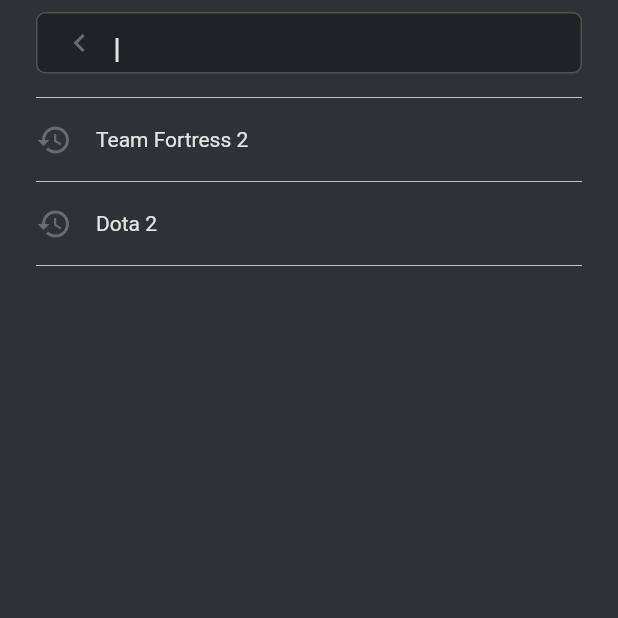
After one commit to mentoster/Companion_flutter_app, a Flutter app: the SearchInputPage screen opened directly, on a phone screen of 412 x 824 dp, the top half of it. The commit adds this screen. Run offline on Flutter 3.47's test engine with Material 2 defaults, Android fonts, the phone set to English and light mode, and no system bars; our stand-ins replace get, get_storage, hive, hive_flutter; missing offline and left inert: dart:ffi, material_tag_editor, story; accounts and stored records are empty.

Commit message:
add search page

```diff
--- a/lib/app/ui/pages/avengers_page/avengers_page.dart
+++ b/lib/app/ui/pages/avengers_page/avengers_page.dart
@@ -1,4 +1,5 @@
 import 'package:companion/app/ui/global_widgets.dart/blur_widget.dart';
+import 'package:companion/app/ui/pages/search_input_page/search_input_page.dart';
 import 'package:companion/app/ui/theme/app_constants.dart';
 import 'package:companion/app/ui/theme/app_text_theme.dart';
 import 'package:flutter/material.dart';
@@ -50,7 +51,10 @@
               const SizedBox(
                 height: defaultPadding,
               ),
-              Container(
+              InkWell(
+                onTap: () => Get.to(() =>  SearchInputPage(),
+                    transition: Transition.noTransition),
+                child: Container(
                   height: 36,
                   width: double.infinity,
                   decoration: BoxDecoration(
@@ -69,9 +73,11 @@
                       Text(
                         "Найти игру...",
                         textAlign: TextAlign.center,
-                      style: TextStyle(fontSize: 14, color: Color(0xff525252)),
+                        style:
+                            TextStyle(fontSize: 14, color: Color(0xff525252)),
                       ),
                     ],
+                  ),
                 ),
               ),
               const SizedBox(
--- a/lib/app/ui/pages/news_page/widgets/story_widget.dart
+++ b/lib/app/ui/pages/news_page/widgets/story_widget.dart
@@ -18,7 +18,7 @@
       child: InkWell(
         borderRadius: BorderRadius.circular(18),
         onTap: () {
-          Get.to(() => StoryPage());
+          Get.to(() => StoryPage(), transition: Transition.zoom);
         },
         child: Container(
           width: 85,
--- /dev/null
+++ b/lib/app/ui/pages/search_input_page/search_input_page.dart
@@ -0,0 +1,62 @@
+import 'package:companion/app/ui/global_widgets.dart/back_button_widget.dart';
+import 'package:companion/app/ui/theme/app_constants.dart';
+import 'package:companion/app/ui/theme/app_theme.dart';
+import 'package:flutter/material.dart';
+import 'package:get/get.dart';
+
+import 'widgets/search_history_widget.dart';
+import 'widgets/search_input_widget.dart';
+
+class SearchInputPage extends StatefulWidget {
+  SearchInputPage({Key? key}) : super(key: key);
+  final _searchController = TextEditingController();
+  @override
+  State<SearchInputPage> createState() => _SearchInputPageState();
+}
+
+class _SearchInputPageState extends State<SearchInputPage> {
+  @override
+  Widget build(BuildContext context) {
+    final theme = Theme.of(context);
+    return Scaffold(
+      backgroundColor: Theme.of(context).colorScheme.surface,
+      body: SafeArea(
+        child: Padding(
+          padding: const EdgeInsets.symmetric(horizontal: screenPadding),
+          child: Column(
+            crossAxisAlignment: CrossAxisAlignment.start,
+            children: [
+              SizedBox(
+                  width: double.infinity,
+                  height: 57,
+                  child: Padding(
+                    padding: const EdgeInsets.symmetric(
+                        vertical: defaultPadding / 2),
+                    child: Container(
+                        decoration: BoxDecoration(
+                            borderRadius: const BorderRadius.all(
+                              Radius.circular(6),
+                            ),
+                            color: Theme.of(context).colorScheme.background,
+                            border: Border.all(color: const Color(0xff525252))),
+                        child: LayoutBuilder(builder:
+                            (BuildContext context, BoxConstraints constraints) {
+                          return SearchInputWidget(
+                            searchController: widget._searchController,
+                            constraints: constraints,
+                          );
+                        })),
+                  )),
+              const Divider(),
+              SearchHistoryWidget(
+                  searchResult: "Team Fortress 2", theme: theme),
+              const Divider(),
+              SearchHistoryWidget(searchResult: "Dota 2", theme: theme),
+              const Divider(),
+            ],
+          ),
+        ),
+      ),
+    );
+  }
+}
--- /dev/null
+++ b/lib/app/ui/pages/search_input_page/widgets/seach_bar_widget.dart
@@ -0,0 +1 @@
+import 'package:flutter/material.dart';
--- /dev/null
+++ b/lib/app/ui/pages/search_input_page/widgets/search_history_widget.dart
@@ -0,0 +1,35 @@
+import 'package:companion/app/ui/theme/app_constants.dart';
+import 'package:flutter/material.dart';
+
+class SearchHistoryWidget extends StatelessWidget {
+  const SearchHistoryWidget({
+    Key? key,
+    required this.searchResult,
+    required this.theme,
+  }) : super(key: key);
+
+  final String searchResult;
+  final ThemeData theme;
+
+  @override
+  Widget build(BuildContext context) {
+    return InkWell(
+      onTap: () => {},
+      child: Padding(
+        padding: const EdgeInsets.symmetric(vertical: defaultPadding / 2),
+        child: Row(
+          children: [
+            const Icon(Icons.history),
+            const SizedBox(
+              width: defaultPadding,
+            ),
+            Text(
+              searchResult,
+              style: TextStyle(color: theme.textTheme.bodyText1!.color),
+            )
+          ],
+        ),
+      ),
+    );
+  }
+}
--- /dev/null
+++ b/lib/app/ui/pages/search_input_page/widgets/search_input_widget.dart
@@ -0,0 +1,55 @@
+import 'package:companion/app/ui/theme/app_constants.dart';
+import 'package:flutter/material.dart';
+import 'package:get/get.dart';
+
+import '../search_input_page.dart';
+
+class SearchInputWidget extends StatelessWidget {
+  const SearchInputWidget({
+    Key? key,
+    required this.searchController,
+    required this.constraints,
+  }) : super(key: key);
+
+  final TextEditingController searchController;
+  final BoxConstraints constraints;
+
+  @override
+  Widget build(BuildContext context) {
+    return Row(
+      children: [
+        Padding(
+          padding: const EdgeInsets.only(left: defaultPadding),
+          child: GestureDetector(
+              onTap: () => Get.back(), child: const Icon(Icons.chevron_left)),
+        ),
+        SizedBox(
+          width: constraints.maxWidth - defaultPadding * 5,
+          child: TextField(
+            autofocus: true,
+            controller: searchController,
+            cursorColor: Theme.of(context).textTheme.bodyText1!.color,
+            style: TextStyle(
+                fontSize: 14,
+                color: Theme.of(context).textTheme.bodyText1!.color),
+            decoration: const InputDecoration(
+              // disable borders
+              border: OutlineInputBorder(
+                  borderSide: BorderSide(width: 1, color: Colors.transparent)),
+              disabledBorder: OutlineInputBorder(
+                  borderSide: BorderSide(width: 1, color: Colors.transparent)),
+              enabledBorder: OutlineInputBorder(
+                  borderSide: BorderSide(width: 1, color: Colors.transparent)),
+              errorBorder: OutlineInputBorder(
+                  borderSide: BorderSide(width: 1, color: Colors.transparent)),
+              focusedBorder: OutlineInputBorder(
+                  borderSide: BorderSide(width: 1, color: Colors.transparent)),
+              focusedErrorBorder: OutlineInputBorder(
+                  borderSide: BorderSide(width: 1, color: Colors.transparent)),
+            ),
+          ),
+        ),
+      ],
+    );
+  }
+}
```
Lines whose indentation alone changed are shown as unchanged.
